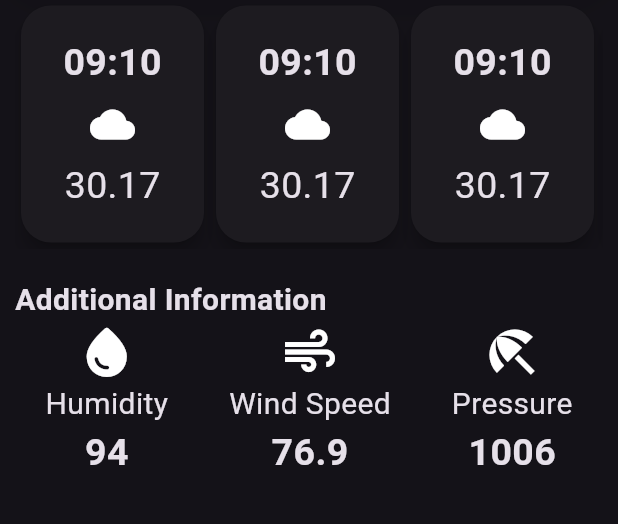
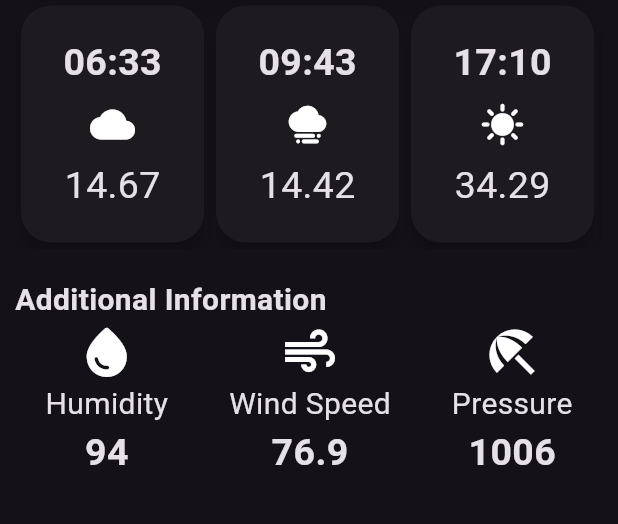
Before and after one commit to pr0f3ss0r/weather_app_flutter, a Flutter app: the screen it shows after launch, on a phone screen of 412 x 824 dp, the part 518-1042 px from its top. Run offline on Flutter 3.47's test engine with Material 3 defaults, Android fonts, the phone set to English and light mode, and no system bars.

Commit message:
refactored hourly_forecast

```diff
--- a/lib/hourly_forecast.dart
+++ b/lib/hourly_forecast.dart
@@ -1,7 +1,11 @@
 import "package:flutter/material.dart";
 
 class HourlyForecast extends StatelessWidget {
-  const HourlyForecast({super.key});
+  final String time;
+  final IconData icon;
+  final String temp;
+  const HourlyForecast(
+      {super.key, required this.time, required this.icon, required this.temp});
 
   @override
   Widget build(BuildContext context) {
@@ -10,27 +14,27 @@ class HourlyForecast extends StatelessWidget {
       child: Card(
         elevation: 5,
         shape: RoundedRectangleBorder(borderRadius: BorderRadius.circular(20)),
-        child: const Padding(
-          padding: EdgeInsets.all(20.0),
+        child: Padding(
+          padding: const EdgeInsets.all(20.0),
           child: Column(children: [
-            Text('09:10',
-                style: TextStyle(
+            Text(time,
+                style: const TextStyle(
                   fontSize: 25,
                   fontWeight: FontWeight.bold,
                 )),
-            SizedBox(
+            const SizedBox(
               height: 8,
             ),
             Icon(
-              Icons.cloud,
+              icon,
               size: 30,
             ),
-            SizedBox(
+            const SizedBox(
               height: 8,
             ),
             Text(
-              '30.17',
-              style: TextStyle(fontSize: 25),
+              temp,
+              style: const TextStyle(fontSize: 25),
             )
           ]),
         ),
--- a/lib/weather_screen.dart
+++ b/lib/weather_screen.dart
@@ -68,11 +68,16 @@ class WeatherScreen extends StatelessWidget {
                   scrollDirection: Axis.horizontal,
                   child: Row(
                     children: [
-                      HourlyForecast(),
-                      HourlyForecast(),
-                      HourlyForecast(),
-                      HourlyForecast(),
-                      HourlyForecast(),
+                      HourlyForecast(
+                          time: '06:33', icon: Icons.cloud, temp: '14.67'),
+                      HourlyForecast(
+                          time: '09:43', icon: Icons.foggy, temp: '14.42'),
+                      HourlyForecast(
+                          time: '17:10', icon: Icons.sunny, temp: '34.29'),
+                      HourlyForecast(
+                          time: '03:35', icon: Icons.cloud, temp: '12.12'),
+                      HourlyForecast(
+                          time: '13:10', icon: Icons.sunny, temp: '44.22'),
                     ],
                   ),
                 )
```
